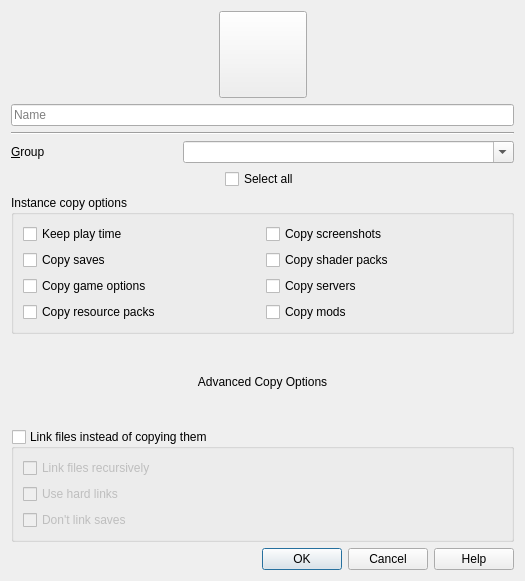
First picture: the form in launcher/ui/dialogs/CopyInstanceDialog.ui, repository FreesmTeam/FreesmLauncher, before the edit.
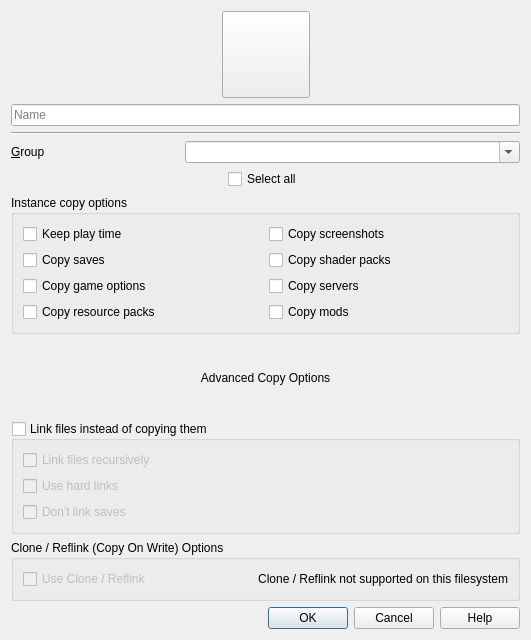
Second picture: the form after the edit. Icons and pictures are not drawn.

Commit message: feat(reflink): hook up relink / clone on the copy dialog

The edit to the form file:
```diff
--- a/launcher/ui/dialogs/CopyInstanceDialog.ui
+++ b/launcher/ui/dialogs/CopyInstanceDialog.ui
@@ -9,8 +9,8 @@
    <rect>
     <x>0</x>
     <y>0</y>
-    <width>525</width>
-    <height>581</height>
+    <width>531</width>
+    <height>640</height>
    </rect>
   </property>
   <property name="windowTitle">
@@ -275,6 +275,44 @@
        </layout>
       </widget>
      </item>
+     <item>
+      <widget class="QGroupBox" name="horizontalGroupBox">
+       <property name="title">
+        <string>Clone / Reflink (Copy On Write) Options</string>
+       </property>
+       <layout class="QHBoxLayout" name="useCloneLayout">
+        <item>
+         <widget class="QCheckBox" name="useCloneCheckbox">
+          <property name="enabled">
+           <bool>false</bool>
+          </property>
+          <property name="text">
+           <string>Use Clone / Reflink</string>
+          </property>
+         </widget>
+        </item>
+        <item>
+         <widget class="QLabel" name="cloneSupportedLabel">
+          <property name="sizePolicy">
+           <sizepolicy hsizetype="Preferred" vsizetype="Preferred">
+            <horstretch>1</horstretch>
+            <verstretch>0</verstretch>
+           </sizepolicy>
+          </property>
+          <property name="text">
+           <string>Clone / Reflink not supported on this filesystem</string>
+          </property>
+          <property name="alignment">
+           <set>Qt::AlignRight|Qt::AlignTrailing|Qt::AlignVCenter</set>
+          </property>
+          <property name="margin">
+           <number>4</number>
+          </property>
+         </widget>
+        </item>
+       </layout>
+      </widget>
+     </item>
     </layout>
    </item>
    <item>
```
Left out of the diff: 1 changed line with no effect on the pictures. The commit also changes 8 other files.
